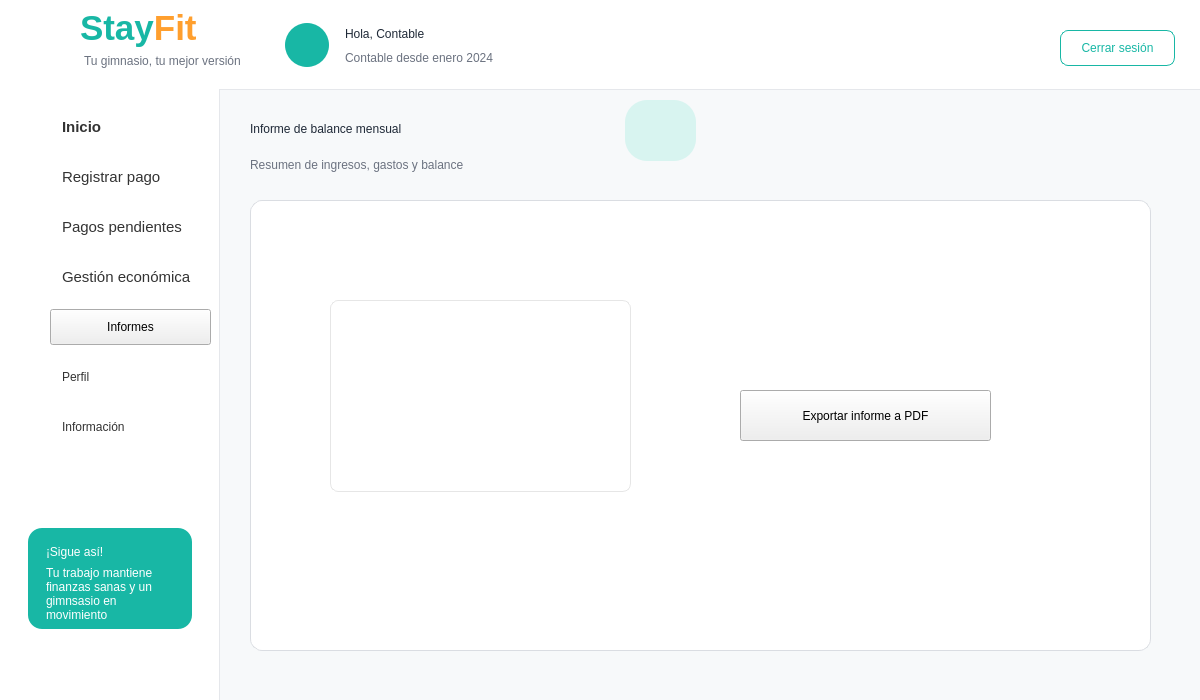
The window that Proyecto/src/vista/Ui/interfaz_contable_informes_balance_mensual.ui (smonts01/Ingenieria-del-software) describes before a commit, drawn with Qt 5.
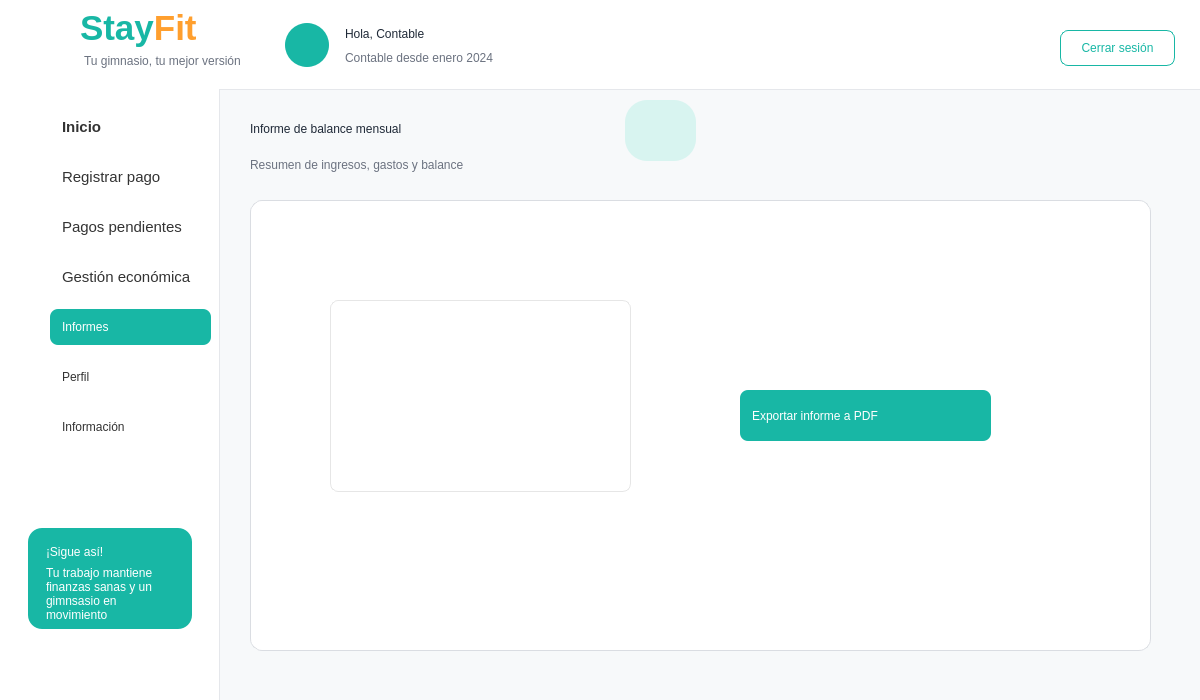
The same window after the commit. Icons and pictures are not drawn.

What changed in the file:
```diff
--- a/Proyecto/src/vista/Ui/interfaz_contable_informes_balance_mensual.ui
+++ b/Proyecto/src/vista/Ui/interfaz_contable_informes_balance_mensual.ui
@@ -183,6 +183,30 @@
        <height>36</height>
       </rect>
      </property>
+     <property name="styleSheet">
+      <string notr="true">QPushButton {
+    background-color: #18B7A5;
+    border: none;
+    border-radius: 8px;
+    padding: 8px 12px;
+    text-align: left;
+    color: #FFFFFF;
+}
+
+QPushButton:hover {
+    background-color: #E8F8F5;
+}
+
+QPushButton:checked {
+    background-color: #DDF7F3;
+    color: #333333;
+    font-weight: bold;
+}
+
+ 
+
+</string>
+     </property>
      <property name="text">
       <string>Informes</string>
      </property>
@@ -720,6 +744,30 @@
         <height>51</height>
        </rect>
       </property>
+      <property name="styleSheet">
+       <string notr="true">QPushButton {
+    background-color: #18B7A5;
+    border: none;
+    border-radius: 8px;
+    padding: 8px 12px;
+    text-align: left;
+    color: #FFFFFF;
+}
+
+QPushButton:hover {
+    background-color: #E8F8F5;
+}
+
+QPushButton:checked {
+    background-color: #DDF7F3;
+    color: #333333;
+    font-weight: bold;
+}
+
+ 
+
+</string>
+      </property>
       <property name="text">
        <string>Exportar informe a PDF</string>
       </property>
```
Left out of the diff: 12 changed lines with no effect on the pictures.
